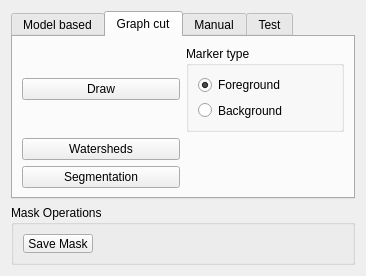
First picture: the form in Applications/Viewer/OrganSegmentationModule/OrganSegmentationWidget.ui, repository JanKolomaznik/MedV4D, before the edit.
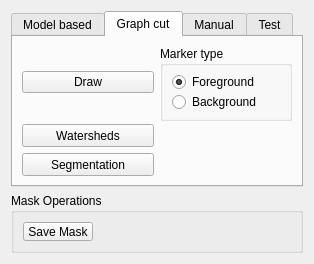
Second picture: the form after the edit. Custom widgets are drawn as their Qt base class.

Commit message: Working on segmentation frontend

```diff
--- a/Applications/Viewer/OrganSegmentationModule/OrganSegmentationWidget.ui
+++ b/Applications/Viewer/OrganSegmentationModule/OrganSegmentationWidget.ui
@@ -6,14 +6,14 @@
    <rect>
     <x>0</x>
     <y>0</y>
-    <width>366</width>
-    <height>276</height>
+    <width>314</width>
+    <height>264</height>
    </rect>
   </property>
   <property name="minimumSize">
    <size>
     <width>200</width>
-    <height>100</height>
+    <height>200</height>
    </size>
   </property>
   <property name="windowTitle">
@@ -86,6 +86,12 @@
       </widget>
      </widget>
      <widget class="QWidget" name="tab_2">
+      <property name="minimumSize">
+       <size>
+        <width>0</width>
+        <height>100</height>
+       </size>
+      </property>
       <attribute name="title">
        <string>Graph cut</string>
       </attribute>
@@ -105,6 +111,12 @@
        </item>
        <item row="0" column="1">
         <widget class="QGroupBox" name="groupBox">
+         <property name="minimumSize">
+          <size>
+           <width>0</width>
+           <height>75</height>
+          </size>
+         </property>
          <property name="title">
           <string>Marker type</string>
          </property>
@@ -131,6 +143,12 @@
        </item>
        <item row="0" column="0">
         <widget class="QPushButton" name="pushButton_7">
+         <property name="minimumSize">
+          <size>
+           <width>0</width>
+           <height>20</height>
+          </size>
+         </property>
          <property name="text">
           <string>Draw</string>
          </property>
@@ -141,6 +159,12 @@
        </item>
        <item row="1" column="0">
         <widget class="QPushButton" name="buttonComputeWatersheds">
+         <property name="minimumSize">
+          <size>
+           <width>0</width>
+           <height>23</height>
+          </size>
+         </property>
          <property name="text">
           <string>Watersheds</string>
          </property>
@@ -148,6 +172,12 @@
        </item>
        <item row="2" column="0">
         <widget class="QPushButton" name="buttonRunSegmentation">
+         <property name="minimumSize">
+          <size>
+           <width>0</width>
+           <height>23</height>
+          </size>
+         </property>
          <property name="text">
           <string>Segmentation</string>
          </property>
```
The commit also changes 8 other files.
